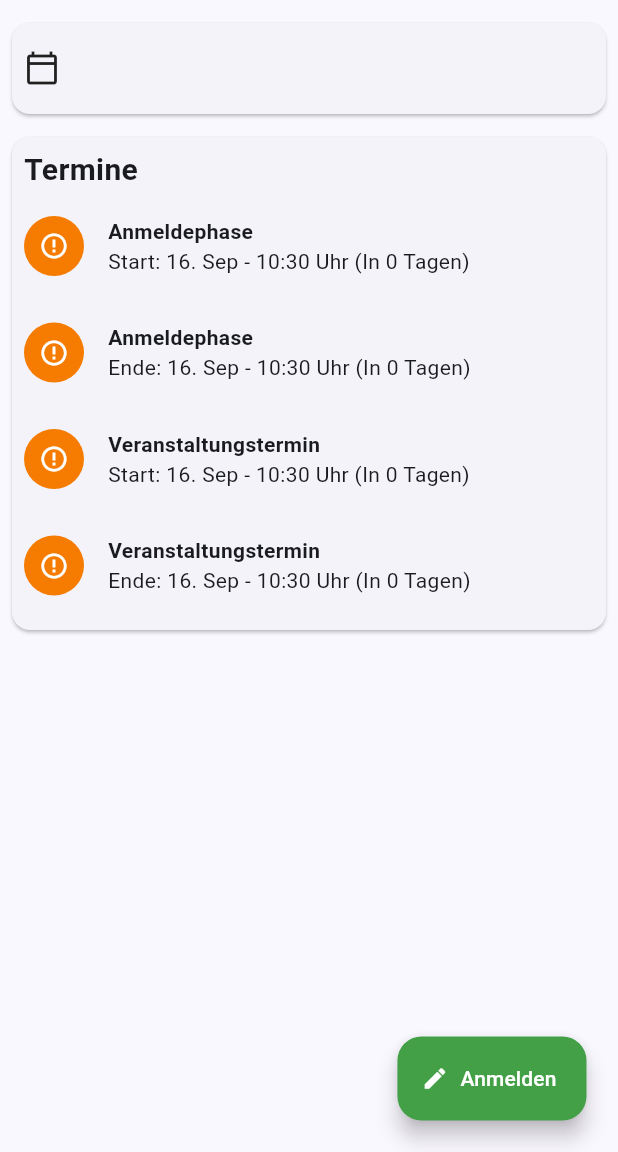
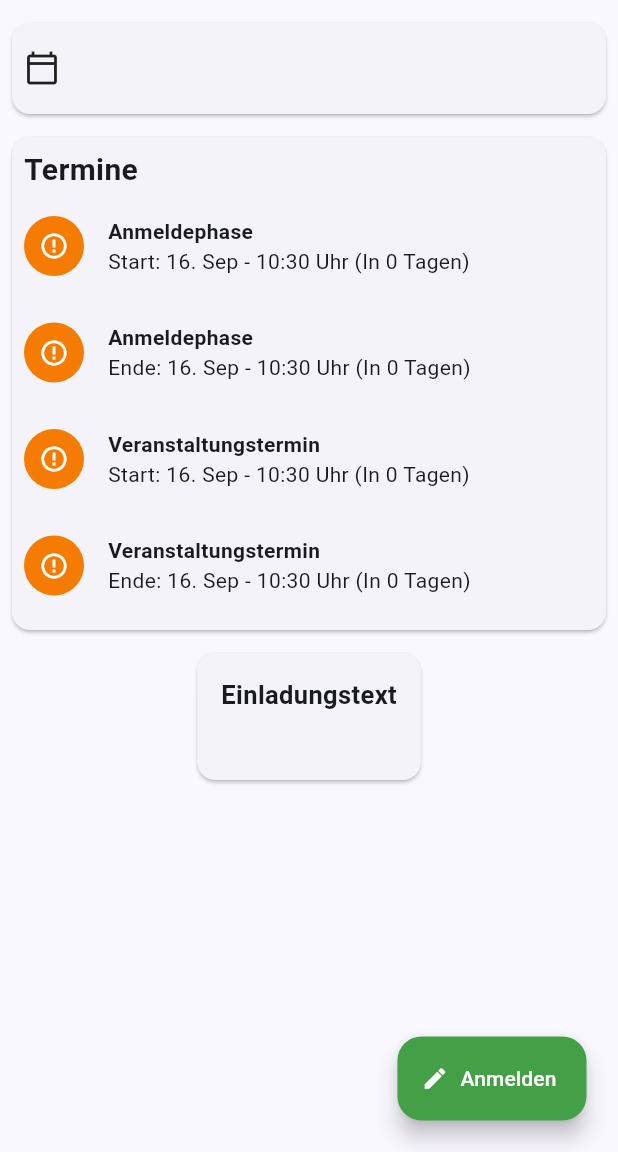
Before and after one commit to LifeAdmin-cmd/anmelde-tool-flutter, a Flutter app: the FahrtenAnsicht screen opened directly with empty values, on a phone screen of 412 x 824 dp, the part 84-1236 px from its top. Run offline on Flutter 3.47's test engine with Material 2 defaults, Android fonts, the phone set to English and light mode, and no system bars; our stand-ins replace flutter_spinkit, flutter_svg; network calls fail.

Commit message:
added Einladungstext card to fahrten_ansicht.dart

```diff
--- a/lib/screens/fahrten_ansicht.dart
+++ b/lib/screens/fahrten_ansicht.dart
@@ -32,10 +32,9 @@ class _FahrtenAnsichtState extends State<FahrtenAnsicht> {
             Expanded(
               child: Column(
                 children: [
-
                   // Title Cad
                   Card(
-                    margin: const EdgeInsets.fromLTRB(8, 15, 8, 0),
+                    margin: const EdgeInsets.fromLTRB(8, 15, 8, 15),
                     child: Row(
                       children: [
                         const Padding(
@@ -74,7 +73,7 @@ class _FahrtenAnsichtState extends State<FahrtenAnsicht> {
 
                   // Termine Card
                   Card(
-                    margin: const EdgeInsets.fromLTRB(8, 15, 8, 15),
+                    margin: const EdgeInsets.fromLTRB(8, 0, 8, 15),
                     child: Row(
                       children: [
                         Column(
@@ -114,6 +113,32 @@ class _FahrtenAnsichtState extends State<FahrtenAnsicht> {
                         ),
                       ],
                     ),
+                  ),
+
+                  // Einladungstext Card
+                  Card(
+                    margin: const EdgeInsets.fromLTRB(8, 0, 8, 15),
+                    child: Padding(
+                      padding: const EdgeInsets.all(8.0),
+                      child: Padding(
+                        padding: const EdgeInsets.all(8.0),
+                        child: Column(
+                          crossAxisAlignment: CrossAxisAlignment.start,
+                          children: [
+                            const Text(
+                              "Einladungstext",
+                              style: TextStyle(
+                                fontWeight: FontWeight.bold,
+                                fontSize: 17.0,
+                              ),
+                            ),
+                            const SizedBox(height: 8.0,),
+                            // TODO handle HTML Tags
+                            Text(fahrtenData['longDescription']),
+                          ],
+                        ),
+                      ),
+                    )
                   ),
                 ],
               ),
```
